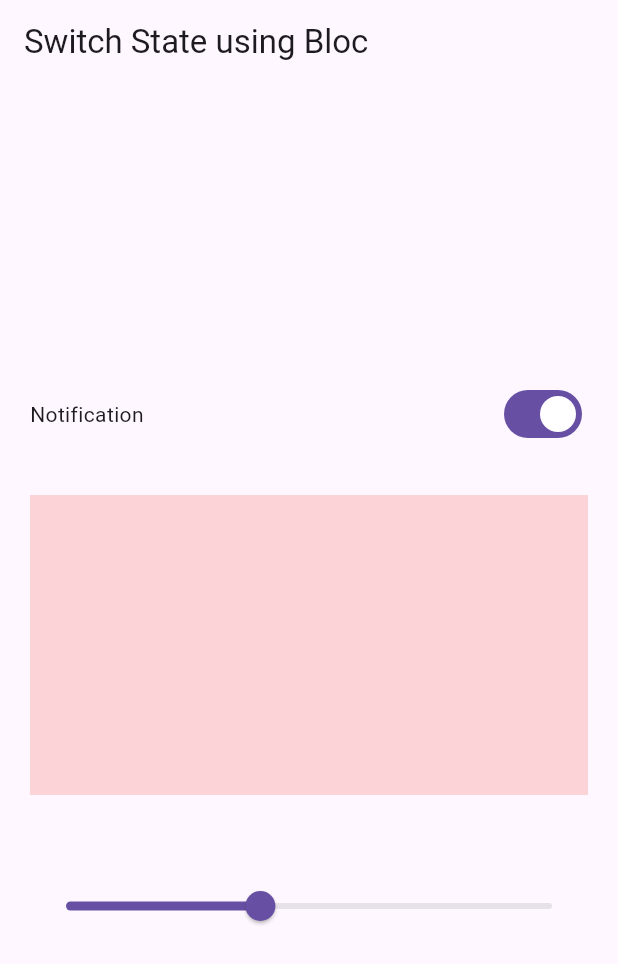
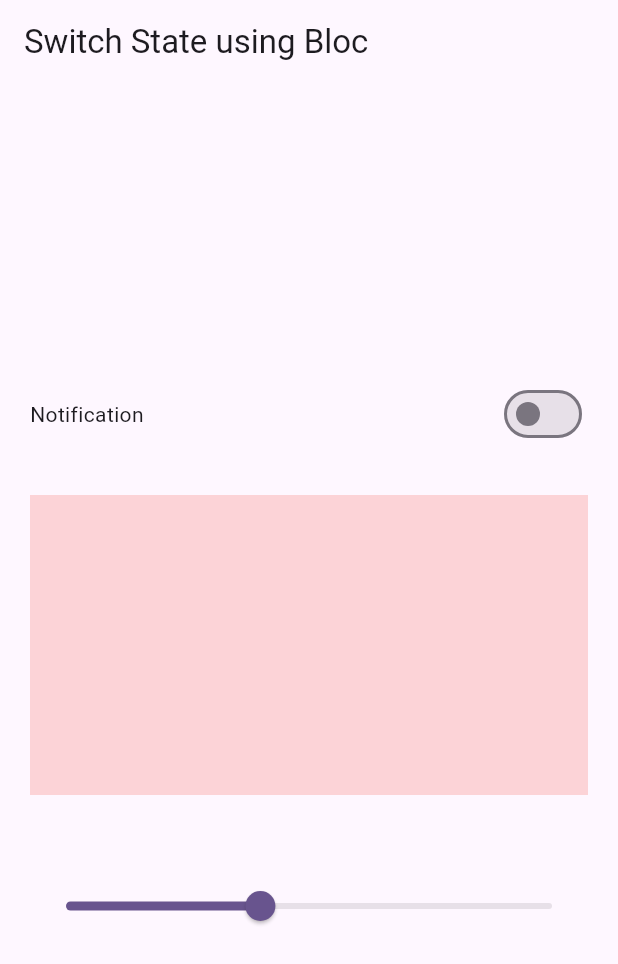
Before and after one commit to Shaikh-Saqlain-Ahmad/bloc-with-multiple-states, a Flutter app: the screen it shows after launch, on a phone screen of 412 x 824 dp. Shown: the top 964 px of the screen. Run offline on Flutter 3.47's test engine with Material 3 defaults, Android fonts, the phone set to English and light mode, and no system bars; our stand-ins replace bloc, equatable, flutter_bloc.

```diff
--- a/lib/main.dart
+++ b/lib/main.dart
@@ -1,5 +1,7 @@
+import 'package:bloc_with_multiple_states/bloc/switch_bloc.dart';
 import 'package:bloc_with_multiple_states/switch-screen.dart';
 import 'package:flutter/material.dart';
+import 'package:flutter_bloc/flutter_bloc.dart';
 
 void main() {
   runApp(const MainApp());
@@ -10,7 +12,13 @@ class MainApp extends StatelessWidget {
 
   @override
   Widget build(BuildContext context) {
-    return const MaterialApp(
-        debugShowCheckedModeBanner: false, home: SwitchScreen());
+    return BlocProvider(
+        create: (context) => SwitchBloc(),
+        child: MaterialApp(
+            theme: ThemeData(
+                colorScheme: ColorScheme.fromSeed(seedColor: Colors.deepPurple),
+                useMaterial3: true),
+            debugShowCheckedModeBanner: false,
+            home: const SwitchScreen()));
   }
 }
--- a/lib/switch-screen.dart
+++ b/lib/switch-screen.dart
@@ -1,4 +1,8 @@
+import 'package:bloc_with_multiple_states/bloc/switch_bloc.dart';
+import 'package:bloc_with_multiple_states/bloc/switch_event.dart';
+import 'package:bloc_with_multiple_states/bloc/switch_state.dart';
 import 'package:flutter/material.dart';
+import 'package:flutter_bloc/flutter_bloc.dart';
 
 class SwitchScreen extends StatefulWidget {
   const SwitchScreen({super.key});
@@ -24,10 +28,18 @@ class _SwitchScreenState extends State<SwitchScreen> {
                 mainAxisAlignment: MainAxisAlignment.spaceBetween,
                 children: [
                   const Text('Notification'),
-                  Switch(
-                    value: true,
-                    onChanged: (value) {},
-                  ),
+                  BlocBuilder<SwitchBloc, switchStates>(
+                    builder: (context, state) {
+                      return Switch(
+                        value: state.isSwitch,
+                        onChanged: (value) {
+                          context
+                              .read<SwitchBloc>()
+                              .add(EnableorDisableNotification());
+                        },
+                      );
+                    },
+                  )
                 ],
               ),
               const SizedBox(
```
